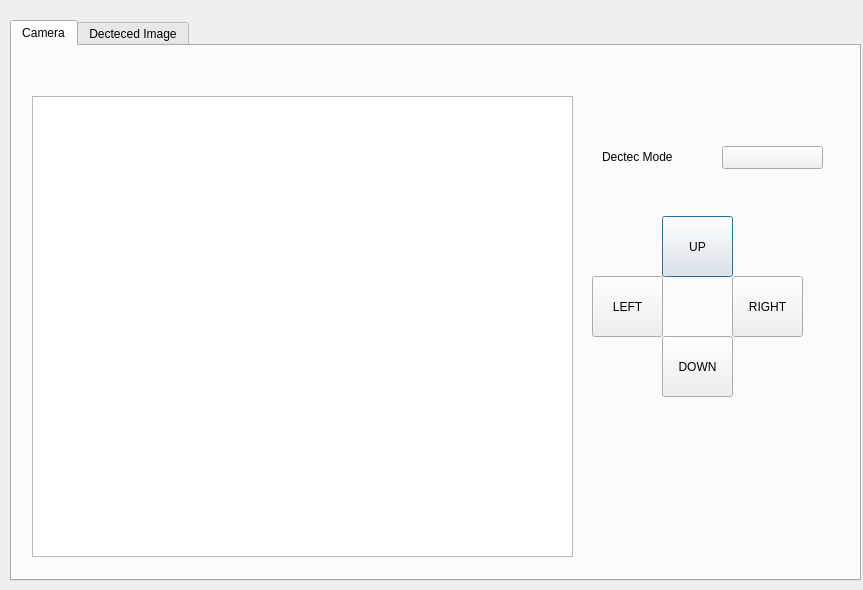
Before: the Qt Designer form secdialog.ui in idhpaul/3TIPS_CCTV_QT, drawn with Qt 5.
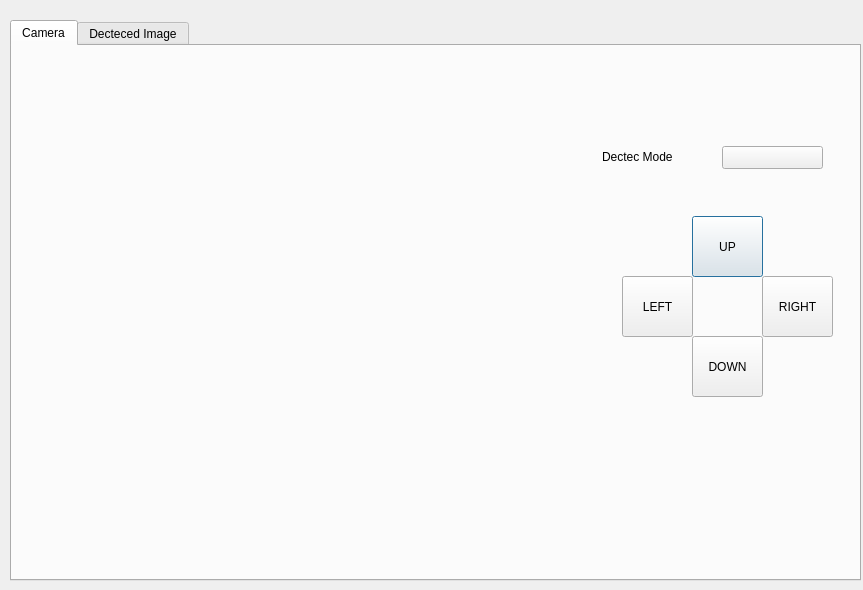
After: the same form once the commit is applied. The open tabs and pages were chosen to show the change. Icons and pictures are not drawn. Custom widgets are drawn as their Qt base class.

Commit message: QT video

The edit to the form file:
```diff
--- a/secdialog.ui
+++ b/secdialog.ui
@@ -32,7 +32,7 @@
     <widget class="QPushButton" name="Button_PTZ_UP">
      <property name="geometry">
       <rect>
-       <x>650</x>
+       <x>680</x>
        <y>170</y>
        <width>71</width>
        <height>61</height>
@@ -45,7 +45,7 @@
     <widget class="QPushButton" name="Button_PTZ_RIGHT">
      <property name="geometry">
       <rect>
-       <x>720</x>
+       <x>750</x>
        <y>230</y>
        <width>71</width>
        <height>61</height>
@@ -58,7 +58,7 @@
     <widget class="QPushButton" name="Button_PTZ_DOWN">
      <property name="geometry">
       <rect>
-       <x>650</x>
+       <x>680</x>
        <y>290</y>
        <width>71</width>
        <height>61</height>
@@ -71,7 +71,7 @@
     <widget class="QPushButton" name="Button_PTZ_LEFT">
      <property name="geometry">
       <rect>
-       <x>580</x>
+       <x>610</x>
        <y>230</y>
        <width>71</width>
        <height>61</height>
@@ -81,22 +81,6 @@
       <string>LEFT</string>
      </property>
     </widget>
-    <widget class="QGraphicsView" name="graphicsView">
-     <property name="geometry">
-      <rect>
-       <x>20</x>
-       <y>50</y>
-       <width>541</width>
-       <height>461</height>
-      </rect>
-     </property>
-     <property name="autoFillBackground">
-      <bool>false</bool>
-     </property>
-     <property name="interactive">
-      <bool>true</bool>
-     </property>
-    </widget>
     <widget class="QPushButton" name="Button_DetectMode">
      <property name="geometry">
       <rect>
@@ -156,6 +140,16 @@
       <string/>
      </property>
     </widget>
+    <widget class="VlcWidgetVideo" name="vlc_widgetvideo" native="true">
+     <property name="geometry">
+      <rect>
+       <x>20</x>
+       <y>50</y>
+       <width>541</width>
+       <height>461</height>
+      </rect>
+     </property>
+    </widget>
     <zorder>label_2</zorder>
     <zorder>Button_PTZ_UP</zorder>
     <zorder>Button_PTZ_RIGHT</zorder>
@@ -230,6 +224,20 @@
    </widget>
   </widget>
  </widget>
- <resources/>
+ <customwidgets>
+  <customwidget>
+   <class>VlcWidgetVideo</class>
+   <extends>QWidget</extends>
+   <header location="global">VLCQtWidgets/WidgetVideo.h</header>
+   <container>1</container>
+   <slots>
+    <signal>fullscreen()</signal>
+    <slot>toggleFullscreen()</slot>
+   </slots>
+  </customwidget>
+ </customwidgets>
+ <resources>
+  <include location="CCTV_Resource.qrc"/>
+ </resources>
  <connections/>
 </ui>
```
Left out of the diff: 26 changed lines with no effect on the pictures. The commit also changes 11 other files.
